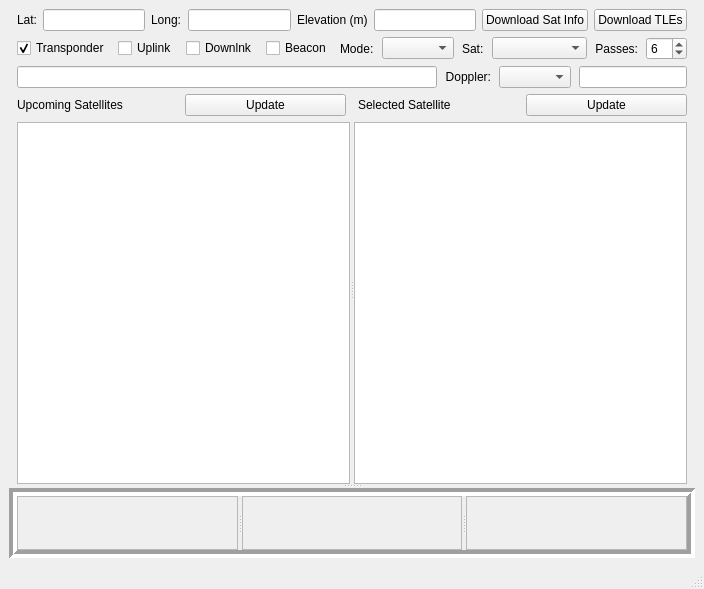
First picture: the form in SkyHamSat.ui, repository Venturer/SkyHamSat, before the edit.
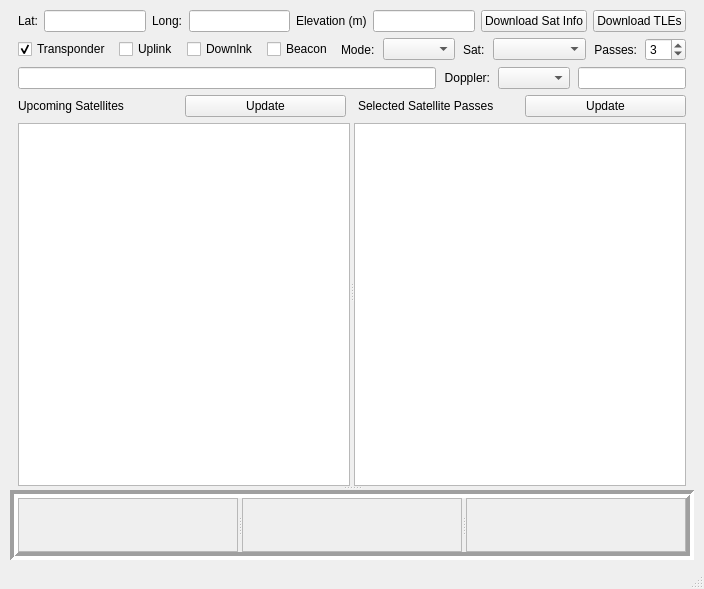
Second picture: the form after the edit. Icons and pictures are not drawn.

Commit message: Baseline for GitHub

```diff
--- a/SkyHamSat.ui
+++ b/SkyHamSat.ui
@@ -15,6 +15,18 @@
   </property>
   <widget class="QWidget" name="centralwidget">
    <layout class="QVBoxLayout" name="verticalLayout_3">
+    <property name="leftMargin">
+     <number>10</number>
+    </property>
+    <property name="topMargin">
+     <number>10</number>
+    </property>
+    <property name="rightMargin">
+     <number>10</number>
+    </property>
+    <property name="bottomMargin">
+     <number>7</number>
+    </property>
     <item>
      <layout class="QHBoxLayout" name="horizontalLayout">
       <property name="leftMargin">
@@ -172,7 +184,7 @@
          <number>12</number>
         </property>
         <property name="value">
-         <number>6</number>
+         <number>3</number>
         </property>
        </widget>
       </item>
@@ -215,14 +227,20 @@
       <item>
        <widget class="QLineEdit" name="doppler">
         <property name="sizePolicy">
-         <sizepolicy hsizetype="Preferred" vsizetype="Fixed">
+         <sizepolicy hsizetype="Minimum" vsizetype="Fixed">
           <horstretch>0</horstretch>
           <verstretch>0</verstretch>
          </sizepolicy>
         </property>
+        <property name="minimumSize">
+         <size>
+          <width>100</width>
+          <height>0</height>
+         </size>
+        </property>
         <property name="maximumSize">
          <size>
-          <width>120</width>
+          <width>200</width>
           <height>16777215</height>
          </size>
         </property>
@@ -310,7 +328,7 @@
            <item>
             <widget class="QLabel" name="label_5">
              <property name="text">
-              <string>Selected Satellite</string>
+              <string>Selected Satellite Passes</string>
              </property>
             </widget>
            </item>
@@ -373,8 +391,8 @@
           <rect>
            <x>0</x>
            <y>0</y>
-           <width>216</width>
-           <height>69</height>
+           <width>219</width>
+           <height>38</height>
           </rect>
          </property>
         </widget>
@@ -397,8 +415,8 @@
           <rect>
            <x>0</x>
            <y>0</y>
-           <width>216</width>
-           <height>69</height>
+           <width>218</width>
+           <height>38</height>
           </rect>
          </property>
          <property name="sizePolicy">
@@ -449,8 +467,8 @@
           <rect>
            <x>0</x>
            <y>0</y>
-           <width>216</width>
-           <height>69</height>
+           <width>219</width>
+           <height>38</height>
           </rect>
          </property>
         </widget>
```
Left out of the diff: 4 changed lines with no effect on the pictures. The commit also changes 2 other files.
